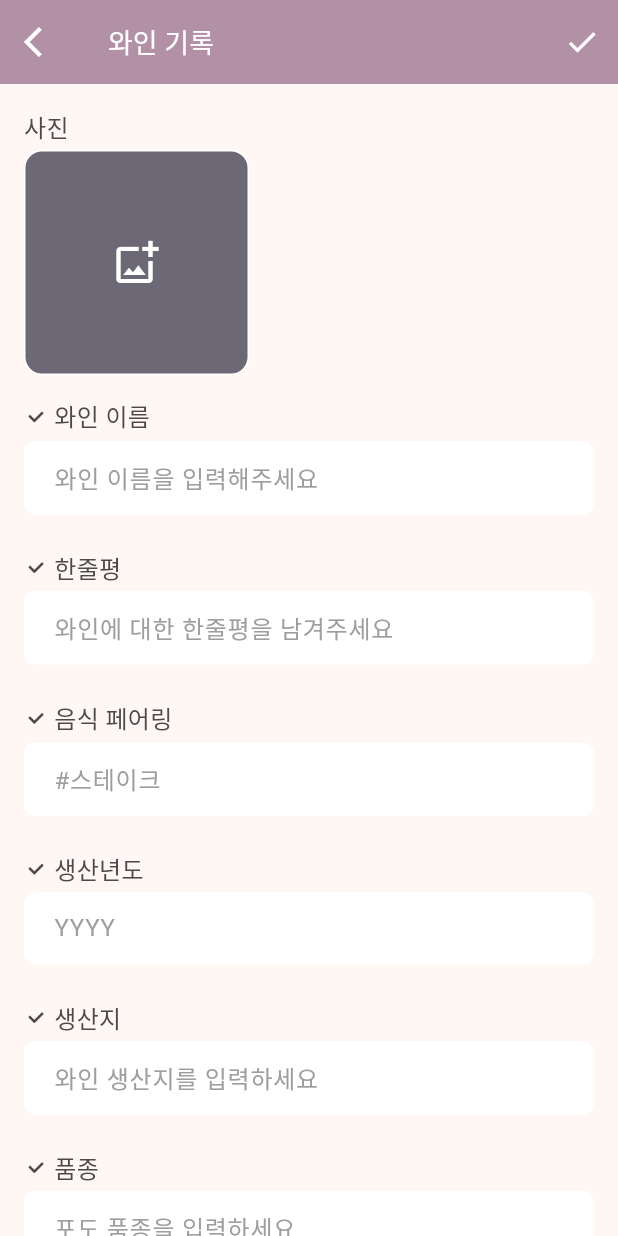
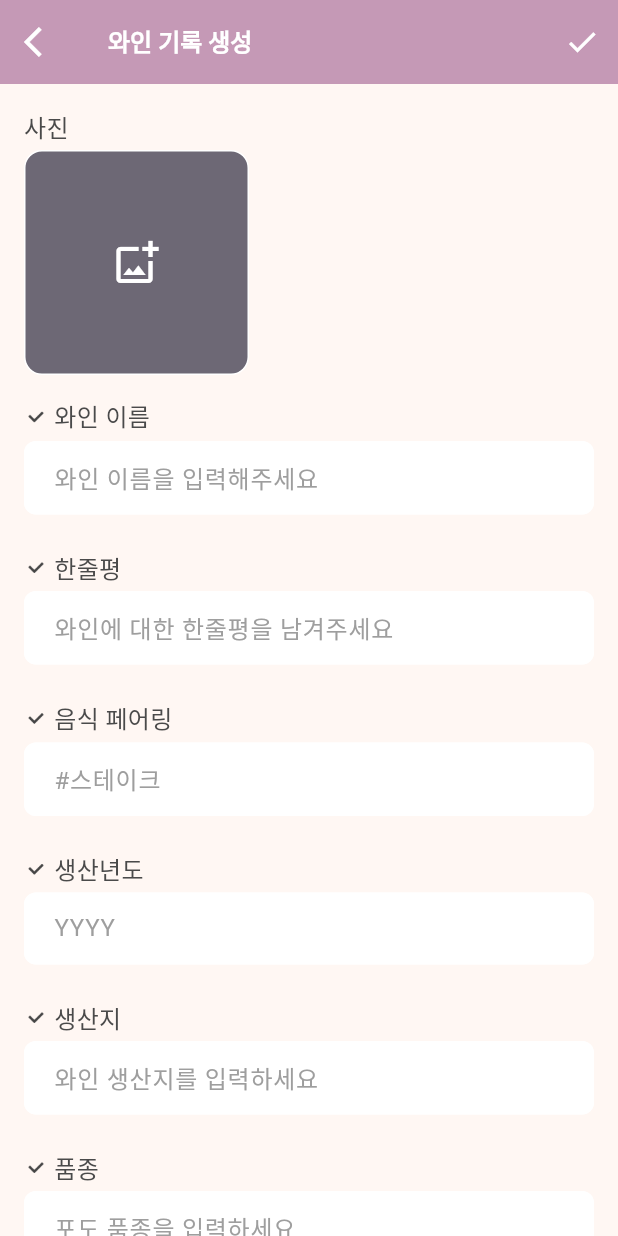
Before and after one commit to chaenchaen99/DrinkDiary, a Flutter app: the WineFormScreen screen opened by its route, on a phone screen of 412 x 824 dp. Run offline on Flutter 3.47's test engine with Material 3 defaults, Android fonts, the phone set to English and light mode, and no system bars; our stand-ins replace flutter_riverpod, freezed_annotation, go_router, hive, hive_flutter, image_picker and 2 more; accounts and stored records are empty; generated files the repository leaves out were written again.

Commit message:
Drink 상위클래스 생성

```diff
--- /dev/null
+++ b/lib/data/models/drink.dart
@@ -0,0 +1,14 @@
+abstract class Drink {
+  String get id;
+  String get name;
+  double get rating;
+  DateTime get createdAt;
+  DateTime? get updatedAt;
+  List<String>? get images;
+  String? get onelineReview;
+}
+
+mixin TimestampMixin {
+  DateTime get createdAt;
+  DateTime? get updatedAt;
+}
--- a/lib/data/models/wine.dart
+++ b/lib/data/models/wine.dart
@@ -1,3 +1,4 @@
+import 'package:drink_diary/data/models/drink.dart';
 import 'package:freezed_annotation/freezed_annotation.dart';
 import 'package:hive/hive.dart';
 import 'package:uuid/uuid.dart';
@@ -6,45 +7,40 @@ part 'wine.freezed.dart';
 part 'wine.g.dart';
 
 @freezed
-@HiveType(typeId: 0)
-class Wine with _$Wine {
+@HiveType(typeId: 1)
+class Wine with _$Wine implements Drink, TimestampMixin {
+  @Implements<Drink>()
   const factory Wine({
+    // 기본 Drink 필드
     @HiveField(0) required String id,
     @HiveField(1) required String name,
-    @HiveField(2) required String productionYear,
-    @HiveField(3) required String region,
-    @HiveField(4) required String variety,
-    @HiveField(5) required String winery,
-    @HiveField(6) required double price,
-    @HiveField(7) required String shop,
-    @HiveField(8) required double alcoholContent,
+    @HiveField(2) required double rating,
+    @HiveField(3) required DateTime createdAt,
+    @HiveField(4) DateTime? updatedAt,
+    @HiveField(5) List<String>? images,
+    @HiveField(6) String? onelineReview,
 
-    // 테이스팅 노트
-    @HiveField(9) required int sweetness, // 1-5
-
-    @HiveField(10) required int body, // 1-5
-
-    @HiveField(11) required int tannin, // 1-5
-
-    @HiveField(12) required int acidity, // 1-5
-
-    @HiveField(13) required List<String> foodPairing,
-    @HiveField(14) required double rating, // 1-5
-
-    @HiveField(15) String? review,
-    @HiveField(16) List<String>? images,
-    @HiveField(17) List<String>? tags,
-    @HiveField(18) required DateTime createdAt,
-    @HiveField(19) DateTime? updatedAt,
-    @HiveField(20) required List<String> aroma,
-    @HiveField(21) String? onelineReview,
+    // 와인 전용 필드
+    @HiveField(7) required String productionYear,
+    @HiveField(8) required String region,
+    @HiveField(9) required String variety,
+    @HiveField(10) required String winery,
+    @HiveField(11) required double price,
+    @HiveField(12) required String shop,
+    @HiveField(13) required double alcoholContent,
+    @HiveField(14) required int sweetness,
+    @HiveField(15) required int body,
+    @HiveField(16) required int tannin,
+    @HiveField(17) required int acidity,
+    @HiveField(18) required List<String> foodPairing,
+    @HiveField(19) String? review, // 상세 리뷰
+    @HiveField(20) List<String>? tags,
+    @HiveField(21) required List<String> aroma,
   }) = _Wine;
 
-  factory Wine.fromJson(Map<String, dynamic> json) => _$WineFromJson(json);
-
-  // 새로운 와인 생성을 위한 팩토리 생성자
   factory Wine.create({
-    String name = '',
+    required String name,
+    double rating = 3.0,
     String productionYear = '',
     String region = '',
     String variety = '',
@@ -53,20 +49,23 @@ class Wine with _$Wine {
     String shop = '',
     double alcoholContent = 0,
     int sweetness = 3,
-    int body = 3, //바디
-    int tannin = 3, //타닌
-    int acidity = 3, //산도
+    int body = 3,
+    int tannin = 3,
+    int acidity = 3,
     List<String> foodPairing = const [],
-    double rating = 0,
+    List<String> aroma = const [],
+    String? onelineReview,
     String? review,
     List<String>? images,
-    List<String>? tags,
-    List<String> aroma = const [],
-    String? onelineReview,
   }) {
     return Wine(
       id: const Uuid().v4(),
       name: name,
+      rating: rating,
+      createdAt: DateTime.now(),
+      updatedAt: null,
+      images: images,
+      onelineReview: onelineReview,
       productionYear: productionYear,
       region: region,
       variety: variety,
@@ -74,19 +73,16 @@ class Wine with _$Wine {
       price: price,
       shop: shop,
       alcoholContent: alcoholContent,
-      aroma: aroma,
+      sweetness: sweetness,
       body: body,
       tannin: tannin,
       acidity: acidity,
-      sweetness: sweetness,
       foodPairing: foodPairing,
-      rating: rating,
+      aroma: aroma,
       review: review,
-      images: images,
-      tags: tags,
-      createdAt: DateTime.now(),
-      updatedAt: null,
-      onelineReview: onelineReview,
+      tags: [],
     );
   }
+
+  factory Wine.fromJson(Map<String, dynamic> json) => _$WineFromJson(json);
 }
--- a/lib/features/cocktail/screens/cocktail_detail_screen.dart
+++ b/lib/features/cocktail/screens/cocktail_detail_screen.dart
@@ -114,13 +114,13 @@ class CocktailDetailScreen extends ConsumerWidget {
               ),
               const SizedBox(height: AppSizes.size24),
             ],
-            if (cocktail.note != null && cocktail.note!.isNotEmpty) ...[
+            if (cocktail.review != null && cocktail.review!.isNotEmpty) ...[
               Text(
                 '메모',
                 style: Theme.of(context).textTheme.titleLarge,
               ),
               const SizedBox(height: AppSizes.size16),
-              Text(cocktail.note!),
+              Text(cocktail.review!),
             ],
           ],
         ),
--- a/lib/features/home/providers/category_provider.dart
+++ b/lib/features/home/providers/category_provider.dart
@@ -39,7 +39,7 @@ extension MallTypeExtension on DrinkCategory {
   }
 
   bool get isWine => this == DrinkCategory.wine;
-  bool get isBeauty => this == DrinkCategory.cocktail;
+  bool get isCocktail => this == DrinkCategory.cocktail;
 
   CustomAppBarTheme get theme {
     switch (this) {
--- a/lib/features/home/screens/home_screen.dart
+++ b/lib/features/home/screens/home_screen.dart
@@ -2,9 +2,7 @@ import 'package:drink_diary/features/home/widgets/home_appbar.dart';
 import 'package:flutter/material.dart';
 import 'package:flutter_riverpod/flutter_riverpod.dart';
 import 'package:go_router/go_router.dart';
-
 import '../../../core/constants/app_colors.dart';
-import '../../../core/constants/app_sizes.dart';
 import '../providers/category_provider.dart';
 import '../../wine/screens/wine_list_screen.dart';
 import '../../cocktail/screens/cocktail_list_screen.dart';
--- a/lib/features/wine/screens/wine_form_screen.dart
+++ b/lib/features/wine/screens/wine_form_screen.dart
@@ -37,14 +37,14 @@ class _WineFormScreenState extends ConsumerState<WineFormScreen> {
   final _aromaController = TextEditingController();
   final _reviewController = TextEditingController();
 
+  List<String> _images = [];
+  List<String> _aroma = [];
+  List<String> _foodPairings = [];
   double _sweetness = 3;
   double _body = 3;
   double _tannin = 3;
   double _acidity = 3;
   double _rating = 3;
-  List<String> _images = [];
-  List<String> _foodPairings = [];
-  List<String> _aroma = [];
 
   @override
   void initState() {
@@ -94,7 +94,11 @@ class _WineFormScreenState extends ConsumerState<WineFormScreen> {
     final category = ref.watch(categoryNotifierProvider);
 
     return Scaffold(
-      appBar: FormAppBar(onSubmit: _submitForm),
+      appBar: FormAppBar(
+        onSubmit: _submitForm,
+        drinkName: category.isWine ? '와인' : '칵테일',
+        category: category,
+      ),
       body: GestureDetector(
         onTap: () => FocusScope.of(context).unfocus(),
         child: Form(
--- a/lib/shared/widgets/form_app_bar.dart
+++ b/lib/shared/widgets/form_app_bar.dart
@@ -1,19 +1,25 @@
+import 'package:drink_diary/features/home/providers/category_provider.dart';
 import 'package:flutter/material.dart';
-import '../../data/models/wine.dart';
+import '../../data/models/drink.dart';
 
 class FormAppBar extends StatelessWidget implements PreferredSizeWidget {
-  final Wine? wine;
+  final Drink? baseDrink;
+  final String drinkName;
+  final DrinkCategory category;
   final VoidCallback onSubmit;
 
   const FormAppBar({
     super.key,
-    this.wine,
+    this.baseDrink,
     required this.onSubmit,
+    required this.drinkName,
+    required this.category,
   });
 
   @override
   Widget build(BuildContext context) {
     return AppBar(
+      backgroundColor: category.theme.backgroundColor,
       leading: IconButton(
         icon: const Icon(
           Icons.arrow_back_ios,
@@ -24,10 +30,11 @@ class FormAppBar extends StatelessWidget implements PreferredSizeWidget {
         },
       ),
       title: Text(
-        wine == null ? '와인 기록' : '와인 기록 수정',
+        baseDrink == null ? '$drinkName 기록 생성' : '$drinkName 기록 수정',
         style: const TextStyle(
           color: Colors.white,
-          fontSize: 18,
+          fontSize: 16,
+          fontWeight: FontWeight.w600,
         ),
       ),
       actions: [
```
Also changed, not shown: lib/data/models/cocktail.dart (+24 -24 lines), lib/features/cocktail/providers/cocktail_provider.dart (+0 -7 lines), lib/features/cocktail/screens/cocktail_form_screen.dart (+10 -13 lines).
